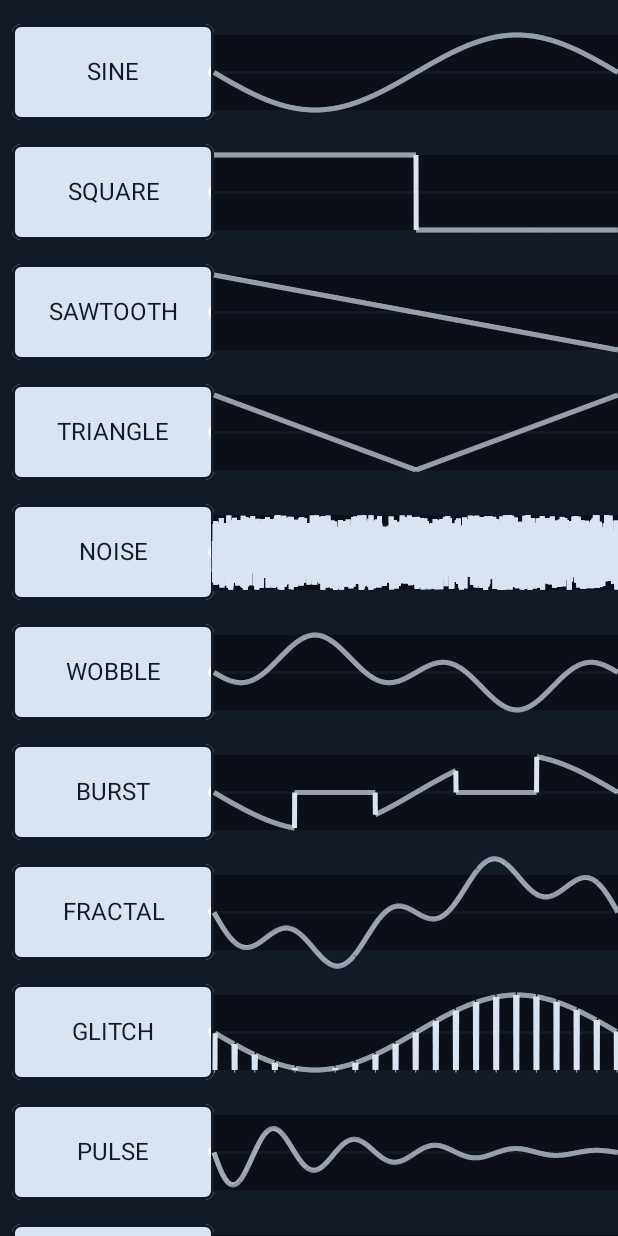
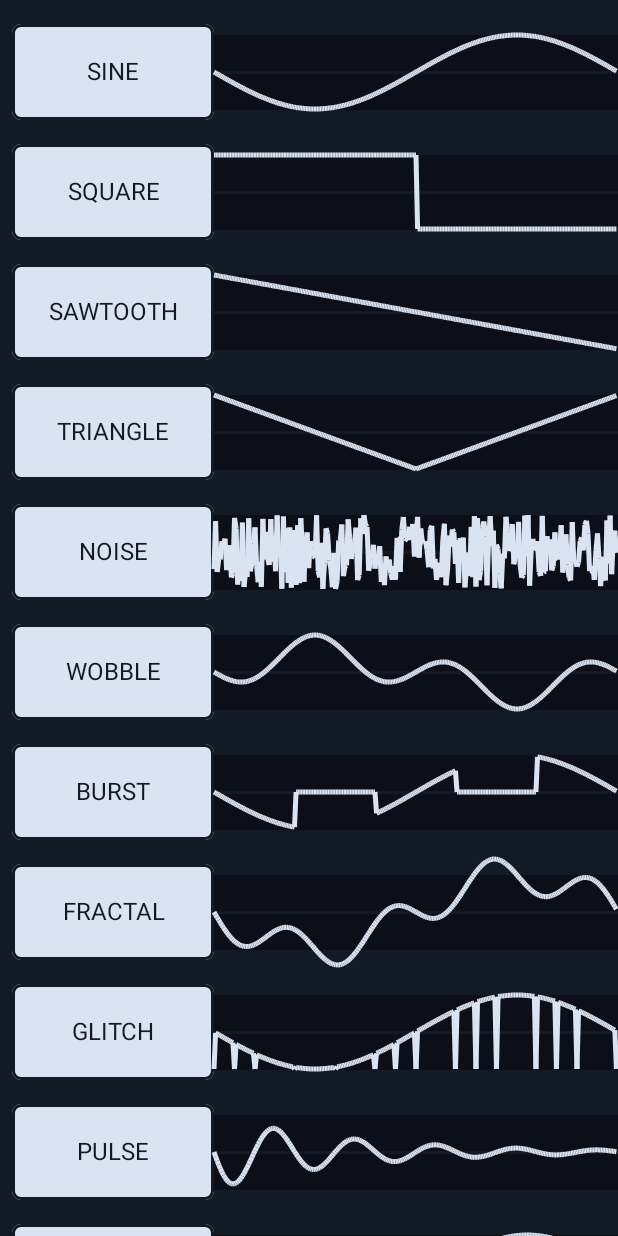
Before and after one commit to Borkec/splinter, an Android app built with Jetpack Compose: the screen it shows after launch (MainActivity), after a tap on "SINE", on a phone screen of 412 x 824 dp. Run offline under Robolectric (Android 15) with nearby library versions, the phone set to English and light mode, and no system bars; 7 statements that could not run were skipped.

Commit message:
[NO-TASK]: Optimize wave list by lowering graph resolution

```diff
--- a/app/src/main/java/com/sintegra/splinter/model/WaveModel.kt
+++ b/app/src/main/java/com/sintegra/splinter/model/WaveModel.kt
@@ -1,9 +1,10 @@
 package com.sintegra.splinter.model
 
 import kotlin.math.PI
-import kotlin.math.abs
 import kotlin.math.cos
 import kotlin.math.exp
+import kotlin.math.ln
+import kotlin.math.pow
 import kotlin.math.sin
 
 data class WaveModel(val waveType: WaveType, val customAudioData: List<Float>? = null) {
@@ -103,6 +104,63 @@
         }
     ),
 
+    LOG_SPIRAL(
+        { array, i, size ->
+            val angle = i.toFloat() / size * 2 * PI
+            val radius = ln(i.toDouble() + 1) / ln(size.toDouble())
+            array[i] = sin(angle * radius).toFloat()
+        }
+    ),
+
+    // A wave that generates a chaotic pattern using a logistic map
+    CHAOTIC(
+        { array, i, size ->
+            var x = 0.5f // Initial value
+            val r = 3.7f // Chaos parameter
+            repeat(i) {
+                x *= r * (1 - x) // Logistic map equation
+            }
+            array[i] = x * 2 - 1 // Scale to [-1, 1]
+        }
+    ),
+
+    // A wave that creates a fractal-like pattern using the Weierstrass function
+    WEIERSTRASS(
+        { array, i, size ->
+            val a = 0.5f
+            val b = 3f
+            var sum = 0f
+            for (n in 0..10) {
+                sum += sin((b.toDouble().pow(n) * i / size * 2 * PI).toFloat()) * a.toDouble().pow(n).toFloat()
+            }
+            array[i] = sum
+        }
+    ),
+
+    // A wave that generates a random walk pattern
+    RANDOM_WALK(
+        { array, i, size ->
+            if (i == 0) {
+                array[i] = 0f
+            } else {
+                array[i] = array[i - 1] + (Math.random().toFloat() * 2 - 1) * 0.1f
+                array[i] = array[i].coerceIn(-1f, 1f) // Clamp to [-1, 1]
+            }
+        }
+    ),
+
+    // A wave that creates a heartbeat-like pattern
+    HEARTBEAT(
+        { array, i, size ->
+            val pulseWidth = size / 10
+            if (i % pulseWidth < pulseWidth / 2) {
+                array[i] = sin(i.toFloat() / pulseWidth * 2 * PI).toFloat()
+            } else {
+                array[i] = 0f
+            }
+        }
+    ),
+
 
     CUSTOM({ array, i, size ->
         array[i] = 0f
--- a/app/src/main/java/com/sintegra/splinter/ui/MainActivity.kt
+++ b/app/src/main/java/com/sintegra/splinter/ui/MainActivity.kt
@@ -23,7 +23,6 @@
 import android.view.View
 import androidx.activity.ComponentActivity
 import androidx.activity.compose.setContent
-import androidx.compose.foundation.layout.fillMaxSize
 import androidx.compose.material.MaterialTheme
 import androidx.compose.material.Surface
 import androidx.compose.ui.Modifier
@@ -43,8 +42,8 @@
         setContent {
             SplinterTheme {
                 Surface(
-                    modifier = Modifier.fillMaxSize(),
-                    color =  MaterialTheme.colors.background.also { Log.d("debug_log", "$it") }
+                    modifier = Modifier,
+                    color =  MaterialTheme.colors.background
                 ) {
                     MainScreen()
                 }
--- a/app/src/main/java/com/sintegra/splinter/ui/mainscreen/EditableWaveGraph.kt
+++ b/app/src/main/java/com/sintegra/splinter/ui/mainscreen/EditableWaveGraph.kt
@@ -34,6 +34,7 @@
 import androidx.compose.ui.tooling.preview.Preview
 import androidx.compose.ui.unit.dp
 import androidx.compose.ui.unit.sp
+import com.sintegra.splinter.core.ui.SplinterPointer
 import com.sintegra.splinter.model.WAVETABLE_SIZE
 import java.util.UUID
 
--- a/app/src/main/java/com/sintegra/splinter/ui/mainscreen/MainScreen.kt
+++ b/app/src/main/java/com/sintegra/splinter/ui/mainscreen/MainScreen.kt
@@ -1,16 +1,11 @@
 package com.sintegra.splinter.ui.mainscreen
 
-import androidx.compose.foundation.background
 import androidx.compose.foundation.layout.Box
-import androidx.compose.foundation.layout.fillMaxSize
-import androidx.compose.material.MaterialTheme
 import androidx.compose.runtime.Composable
 import androidx.compose.runtime.collectAsState
 import androidx.compose.runtime.getValue
 import androidx.compose.ui.Modifier
-import androidx.compose.ui.graphics.Color
 import androidx.compose.ui.tooling.preview.Preview
-import com.sintegra.splinter.model.WaveModel
 import com.sintegra.splinter.model.WaveType
 import com.sintegra.splinter.ui.theme.SplinterTheme
 import com.sintegra.splinter.ui.viewmodel.CurrentScreen
@@ -60,9 +55,6 @@
         when (screenViewState.screen) {
             CurrentScreen.MAIN -> {
                 SplinterArea(
-                    overlay = { modifier ->
-
-                    },
                     onPressed,
                     onHold,
                     onRelease,
@@ -70,7 +62,6 @@
                 )
 
                 WavePicker(selectedWave, onWavePicked, onCustomWaveClicked)
-
             }
 
             CurrentScreen.CUSTOM_PICKER -> {
--- a/app/src/main/java/com/sintegra/splinter/ui/mainscreen/SplinterArea.kt
+++ b/app/src/main/java/com/sintegra/splinter/ui/mainscreen/SplinterArea.kt
@@ -1,34 +1,34 @@
 package com.sintegra.splinter.ui.mainscreen
 
+import android.util.Log
 import androidx.compose.foundation.Canvas
-import androidx.compose.foundation.background
-import androidx.compose.foundation.gestures.detectDragGestures
 import androidx.compose.foundation.layout.fillMaxSize
 import androidx.compose.material.MaterialTheme
 import androidx.compose.material.Surface
 import androidx.compose.runtime.Composable
 import androidx.compose.runtime.LaunchedEffect
 import androidx.compose.runtime.MutableState
+import androidx.compose.runtime.getValue
 import androidx.compose.runtime.mutableStateOf
 import androidx.compose.runtime.remember
+import androidx.compose.runtime.setValue
 import androidx.compose.ui.Modifier
 import androidx.compose.ui.geometry.Offset
+import androidx.compose.ui.geometry.Size
 import androidx.compose.ui.graphics.BlendMode
 import androidx.compose.ui.graphics.BlurEffect
-import androidx.compose.ui.graphics.Color
 import androidx.compose.ui.graphics.StrokeCap
 import androidx.compose.ui.graphics.graphicsLayer
-import androidx.compose.ui.input.pointer.PointerEventType
-import androidx.compose.ui.input.pointer.PointerInputScope
 import androidx.compose.ui.input.pointer.pointerInput
 import androidx.compose.ui.tooling.preview.Preview
-import androidx.compose.ui.zIndex
+import com.sintegra.splinter.core.ui.SplinterPointer
+import com.sintegra.splinter.core.ui.getDragInput
+import com.sintegra.splinter.core.ui.getPointerInput
 import kotlinx.coroutines.delay
 import java.util.UUID
 
 @Composable
 fun SplinterArea(
-    overlay: @Composable (Modifier) -> Unit,
     onPressed: () -> Unit,
     onHold: (Float, Float) -> Unit,
     onRelease: () -> Unit,
@@ -36,6 +36,7 @@
 ) {
     val touchCoords: MutableState<Offset?> = remember { mutableStateOf(null) }
     val points: MutableState<List<TouchPoint>> = remember { mutableStateOf(emptyList()) }
+    var surfaceSize: Size? by remember { mutableStateOf(null) }
 
     val fadeDuration = 100L
 
@@ -59,16 +60,19 @@
     Surface(
         modifier = modifier
             .fillMaxSize()
+            .graphicsLayer {
+                surfaceSize = size
+            }
             .pointerInput(Unit) {
-                getPointerInput(touchCoords, onPressed, onHold, onRelease)
+                surfaceSize?.let {
+                    getPointerInput(touchCoords, onPressed, onHold, onRelease, it)
+                }
             }
             .pointerInput(Unit) {
                 getDragInput(points)
             },
         color = MaterialTheme.colors.background
     ) {
-
-        overlay(Modifier.zIndex(1f))
 
         Canvas(
             modifier = Modifier.graphicsLayer(renderEffect = BlurEffect(5f, 5f))
@@ -92,6 +96,7 @@
         touchCoords.value?.let { midPoint ->
             Canvas(
                 modifier = Modifier
+                    .fillMaxSize()
             ) {
                 SplinterPointer(
                     midPoint = midPoint,
@@ -103,50 +108,10 @@
 
 }
 
-suspend fun PointerInputScope.getPointerInput(
-    touchCoords: MutableState<Offset?>,
-    onPressed: () -> Unit,
-    onHold: (Float, Float) -> Unit,
-    onRelease: () -> Unit
-) {
-    awaitPointerEventScope {
-        while (true) {
-            val event = awaitPointerEvent()
-            when (event.type) {
-                PointerEventType.Press -> {
-                    onPressed()
-                }
-
-                PointerEventType.Release -> {
-                    onRelease()
-                    touchCoords.value = null
-                }
-            }
-
-            touchCoords.value = event.changes.first().position.apply { onHold(x, y) }
-        }
-    }
-}
-
-suspend fun PointerInputScope.getDragInput(
-    points: MutableState<List<TouchPoint>>,
-) {
-    detectDragGestures(
-        onDragStart = { offset ->
-            val currentTime = System.currentTimeMillis()
-            points.value += TouchPoint(position = offset, timestamp = currentTime)
-        },
-        onDrag = { change, _ ->
-            val currentTime = System.currentTimeMillis()
-            points.value += TouchPoint(position = change.position, timestamp = currentTime)
-        }
-    )
-}
-
 @Preview
 @Composable
 fun SplinterAreaPreview() {
-    SplinterArea({}, {}, { _, _ -> }, {})
+    SplinterArea({}, { _, _ -> }, {})
 }
 
 data class TouchPoint(
--- a/app/src/main/java/com/sintegra/splinter/ui/mainscreen/WaveGraph.kt
+++ b/app/src/main/java/com/sintegra/splinter/ui/mainscreen/WaveGraph.kt
@@ -1,15 +1,21 @@
 package com.sintegra.splinter.ui.mainscreen
 
+import android.util.Log
 import androidx.compose.foundation.Canvas
 import androidx.compose.foundation.background
 import androidx.compose.foundation.layout.height
 import androidx.compose.material.MaterialTheme
 import androidx.compose.runtime.Composable
+import androidx.compose.runtime.getValue
+import androidx.compose.runtime.mutableStateOf
 import androidx.compose.runtime.remember
+import androidx.compose.runtime.setValue
 import androidx.compose.ui.Modifier
 import androidx.compose.ui.geometry.Offset
 import androidx.compose.ui.graphics.PointMode
+import androidx.compose.ui.layout.onSizeChanged
 import androidx.compose.ui.tooling.preview.Preview
+import androidx.compose.ui.unit.IntSize
 import androidx.compose.ui.unit.dp
 
 @Composable
@@ -17,9 +23,17 @@
     points: List<Float>,
     modifier: Modifier = Modifier
 ) {
-    val resolution = points.size
+    val res = 8
 
-    val xIndices = remember { List(resolution) { it.toFloat() / resolution.toFloat() } }
+    var mSize: IntSize by remember { mutableStateOf(IntSize.Zero) }
+    val wave = remember(mSize) {
+        val resolution = points.size / res
+
+        points
+            .filterIndexed { index, _ -> index % res == 0 }
+            .zip(List(resolution) { it.toFloat() / resolution.toFloat() })
+            .map { (y, x) -> Offset(x * mSize.width, (mSize.height / 2) + y * (mSize.height / 2)) }
+    }
 
     val lineColor = MaterialTheme.colors.background
     val pointColor = MaterialTheme.colors.primary
@@ -28,6 +42,7 @@
         modifier = modifier
             .height(50.dp)
             .background(MaterialTheme.colors.onBackground)
+            .onSizeChanged { mSize = it }
     ) {
 
         drawLine(
@@ -36,9 +51,9 @@
             end = Offset(size.width, size.height / 2),
             strokeWidth = 3f
         )
-5
+
         drawPoints(
-            points = xIndices.zip(points).map { (x, y) -> Offset(x * size.width, (size.height / 2) + y * (size.height / 2)) },
+            points = wave,
             pointMode = PointMode.Polygon,
             color = pointColor,
             strokeWidth = 5f
--- a/app/src/main/java/com/sintegra/splinter/ui/mainscreen/WavePicker.kt
+++ b/app/src/main/java/com/sintegra/splinter/ui/mainscreen/WavePicker.kt
@@ -25,10 +25,6 @@
 import androidx.compose.runtime.setValue
 import androidx.compose.ui.Alignment
 import androidx.compose.ui.Modifier
-import androidx.compose.ui.draw.drawBehind
-import androidx.compose.ui.geometry.Offset
-import androidx.compose.ui.geometry.center
-import androidx.compose.ui.graphics.Color
 import androidx.compose.ui.text.style.TextAlign
 import androidx.compose.ui.tooling.preview.Preview
 import androidx.compose.ui.unit.dp
@@ -46,7 +42,7 @@
 
     var expanded by remember { mutableStateOf(false) }
 
-    AnimatedVisibility(!expanded, enter = fadeIn(), exit = fadeOut()) {
+    AnimatedVisibility(visible = !expanded, enter = fadeIn(), exit = fadeOut()) {
         WavePickerElement(
             selectedWave = selectedWave,
             onClick = { expanded = true },
@@ -54,9 +50,10 @@
             modifier
         )
     }
-    AnimatedVisibility(expanded, enter = fadeIn(), exit = fadeOut()) {
-        LazyColumn(modifier.fillMaxHeight(), verticalArrangement = Arrangement.Top) {
-            items(MainViewSate.SelectedWave.common, key = { it.waveType }) { waveState ->
+
+    AnimatedVisibility(visible = expanded, enter = fadeIn(), exit = fadeOut()) {
+        LazyColumn(modifier = modifier.fillMaxHeight(), verticalArrangement = Arrangement.Top) {
+            items(items = MainViewSate.SelectedWave.common, key = { it.waveName }) { waveState ->
                 WavePickerElement(
                     selectedWave = waveState,
                     onClick = {
@@ -90,15 +87,12 @@
         verticalAlignment = Alignment.CenterVertically
     ) {
         Box(
-            Modifier
+            modifier = Modifier
                 .fillMaxHeight()
                 .weight(1f)
-                .border(2.dp, color = MaterialTheme.colors.background, shape = RoundedCornerShape(6.dp))
-                .background(MaterialTheme.colors.primary, shape = RoundedCornerShape(6.dp))
-                .clickable { onClick() }
-                .drawBehind {
-                    drawCircle(Color.White, radius = 6f, center = Offset(size.center.x + size.width / 2, size.center.y))
-                },
+                .border(width = 2.dp, color = MaterialTheme.colors.background, shape = RoundedCornerShape(6.dp))
+                .background(color = MaterialTheme.colors.primary, shape = RoundedCornerShape(6.dp))
+                .clickable { onClick() },
             contentAlignment = Alignment.Center
         ) {
             Text(
@@ -110,8 +104,8 @@
         }
 
         WaveGraph(
-            selectedWave.waveData,
-            Modifier
+            points = selectedWave.waveData,
+            modifier = Modifier
                 .weight(2f)
                 .then(customClickable)
         )
--- a/app/src/main/java/com/sintegra/splinter/ui/theme/Theme.kt
+++ b/app/src/main/java/com/sintegra/splinter/ui/theme/Theme.kt
@@ -1,10 +1,21 @@
 package com.sintegra.splinter.ui.theme
 
+import androidx.compose.foundation.isSystemInDarkTheme
 import androidx.compose.material.MaterialTheme
+import androidx.compose.material.darkColors
 import androidx.compose.material.lightColors
 import androidx.compose.runtime.Composable
 
-private val SplinterColorPalette = lightColors(
+private val LightSplinterColorPalette = lightColors(
+    primary = Teal200,
+    primaryVariant = Teal600,
+    secondary = White,
+    background = Teal800,
+    onBackground = Teal1000,
+    surface = Teal400,
+)
+
+private val DarkSplinterColorPalette = darkColors(
     primary = Teal200,
     primaryVariant = Teal600,
     secondary = White,
@@ -18,7 +29,7 @@
 
 
     MaterialTheme(
-        colors = SplinterColorPalette,
+        colors = if(isSystemInDarkTheme()) DarkSplinterColorPalette else LightSplinterColorPalette,
         typography = Typography,
         shapes = Shapes,
         content = content
--- a/app/src/main/java/com/sintegra/splinter/ui/viewmodel/MainViewModel.kt
+++ b/app/src/main/java/com/sintegra/splinter/ui/viewmodel/MainViewModel.kt
@@ -3,6 +3,8 @@
 import androidx.lifecycle.ViewModel
 import androidx.lifecycle.viewModelScope
 import com.sintegra.splinter.data.repository.AudioRepository
+import com.sintegra.splinter.model.Modulation
+import com.sintegra.splinter.model.ModulationType
 import com.sintegra.splinter.model.WaveModel
 import com.sintegra.splinter.model.WaveType
 import com.sintegra.splinter.ui.viewmodel.MainViewSate.SelectedWave.Companion.fromWaveModel
@@ -13,6 +15,7 @@
 import kotlinx.coroutines.flow.stateIn
 
 class MainViewModel(private val audioRepository: AudioRepository) : ViewModel() {
+
 
     val selectedWaveViewState: StateFlow<MainViewSate.SelectedWave> =
         audioRepository.currentWave
@@ -28,7 +31,7 @@
     }
 
     fun onHold(x: Float, y: Float) {
-        audioRepository.setSineFrequency(y)
+        audioRepository.setModulation(y, Modulation(ModulationType.FREQUENCY, 20f, 1024f))
     }
 
     fun onRelease() {
@@ -45,6 +48,7 @@
 
     fun onSetCustomWave(customWave: List<Float>) {
         audioRepository.setWaveType(WaveType.CUSTOM, customWave)
+        audioRepository.stopAudioStream()
     }
 
     fun closeCustomScreen() {
```
Also changed, not shown: app/src/main/java/com/sintegra/splinter/core/ui/Utils.kt (added, +72 -0 lines), app/src/main/java/com/sintegra/splinter/data/repository/AudioRepository.kt (+15 -2 lines), app/src/main/java/com/sintegra/splinter/model/Modulation.kt (added, +23 -0 lines), app/src/main/java/com/sintegra/splinter/ui/mainscreen/SplinterPointer.kt (deleted, +0 -23 lines).
